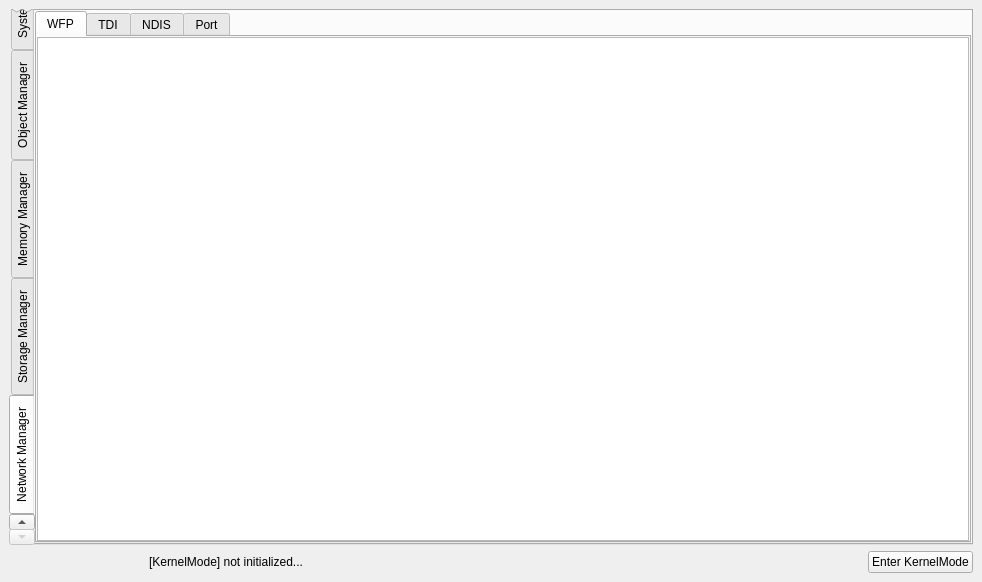
Before: the Qt Designer form src/OpenArk/ui/kernel.ui in BlackINT3/OpenArk, drawn with Qt 5.
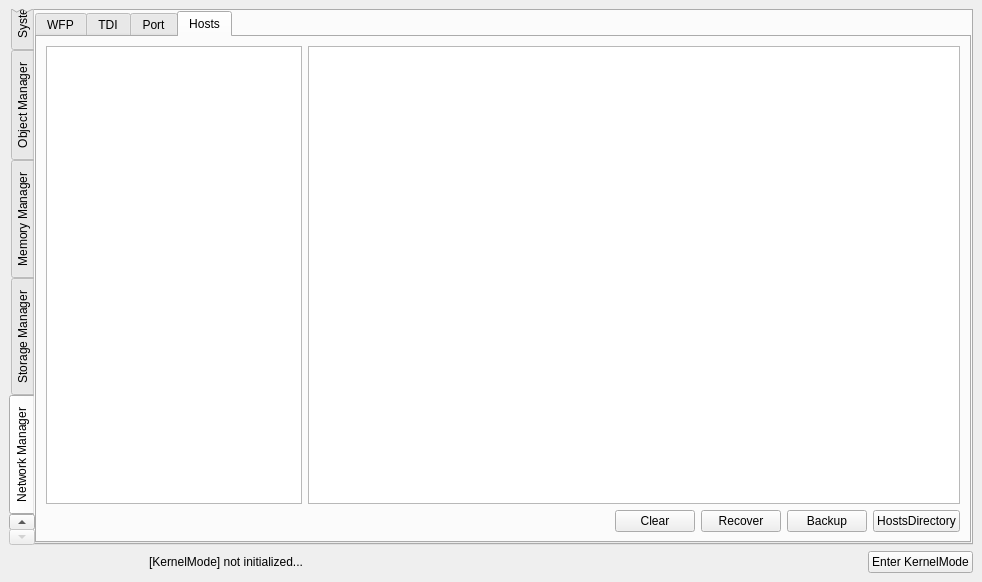
After: the same form once the commit is applied. The open tabs and pages were chosen to show the change.

What changed in the file:
```diff
--- a/src/OpenArk/ui/kernel.ui
+++ b/src/OpenArk/ui/kernel.ui
@@ -902,7 +902,7 @@
        <item>
         <widget class="QTabWidget" name="tabNetwork">
          <property name="currentIndex">
-          <number>0</number>
+          <number>3</number>
          </property>
          <widget class="QWidget" name="tabWfp">
           <attribute name="title">
@@ -934,15 +934,122 @@
            <string>TDI</string>
           </attribute>
          </widget>
-         <widget class="QWidget" name="tabNdis">
-          <attribute name="title">
-           <string>NDIS</string>
-          </attribute>
-         </widget>
          <widget class="QWidget" name="tabPort">
           <attribute name="title">
            <string>Port</string>
           </attribute>
+          <layout class="QVBoxLayout" name="verticalLayout_16">
+           <item>
+            <widget class="QTreeView" name="treeView"/>
+           </item>
+           <item>
+            <layout class="QHBoxLayout" name="horizontalLayout_12">
+             <item>
+              <spacer name="horizontalSpacer_6">
+               <property name="orientation">
+                <enum>Qt::Horizontal</enum>
+               </property>
+               <property name="sizeHint" stdset="0">
+                <size>
+                 <width>40</width>
+                 <height>20</height>
+                </size>
+               </property>
+              </spacer>
+             </item>
+             <item>
+              <widget class="QCheckBox" name="checkBox">
+               <property name="text">
+                <string>TCP Listen</string>
+               </property>
+              </widget>
+             </item>
+             <item>
+              <widget class="QCheckBox" name="checkBox_2">
+               <property name="text">
+                <string>TCP Connection</string>
+               </property>
+              </widget>
+             </item>
+             <item>
+              <widget class="QCheckBox" name="checkBox_3">
+               <property name="text">
+                <string>UDP Listen</string>
+               </property>
+              </widget>
+             </item>
+            </layout>
+           </item>
+          </layout>
+         </widget>
+         <widget class="QWidget" name="tabHosts">
+          <attribute name="title">
+           <string>Hosts</string>
+          </attribute>
+          <layout class="QVBoxLayout" name="verticalLayout_13">
+           <item>
+            <layout class="QHBoxLayout" name="horizontalLayout_11">
+             <item>
+              <widget class="QListView" name="listView">
+               <property name="sizePolicy">
+                <sizepolicy hsizetype="Fixed" vsizetype="Minimum">
+                 <horstretch>0</horstretch>
+                 <verstretch>0</verstretch>
+                </sizepolicy>
+               </property>
+              </widget>
+             </item>
+             <item>
+              <widget class="QTextEdit" name="textEdit"/>
+             </item>
+            </layout>
+           </item>
+           <item>
+            <layout class="QHBoxLayout" name="horizontalLayout_5">
+             <item>
+              <spacer name="horizontalSpacer_2">
+               <property name="orientation">
+                <enum>Qt::Horizontal</enum>
+               </property>
+               <property name="sizeHint" stdset="0">
+                <size>
+                 <width>40</width>
+                 <height>20</height>
+                </size>
+               </property>
+              </spacer>
+             </item>
+             <item>
+              <widget class="QPushButton" name="pushButton_6">
+               <property name="text">
+                <string>Clear</string>
+               </property>
+              </widget>
+             </item>
+             <item>
+              <widget class="QPushButton" name="pushButton_5">
+               <property name="text">
+                <string>Recover</string>
+               </property>
+              </widget>
+             </item>
+             <item>
+              <widget class="QPushButton" name="pushButton_4">
+               <property name="text">
+                <string>Backup</string>
+               </property>
+              </widget>
+             </item>
+             <item>
+              <widget class="QPushButton" name="pushButton_7">
+               <property name="text">
+                <string>HostsDirectory</string>
+               </property>
+              </widget>
+             </item>
+            </layout>
+           </item>
+          </layout>
          </widget>
         </widget>
        </item>
```
Left out of the diff: 8 changed lines with no effect on the pictures.
